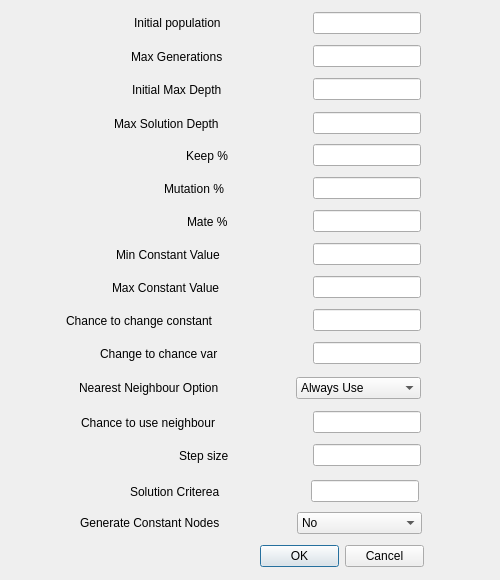
Before: the Qt Designer form viewer/ConfigDialog.ui in miguelmartin75/GP-Symbolic-Regression, drawn with Qt 5.
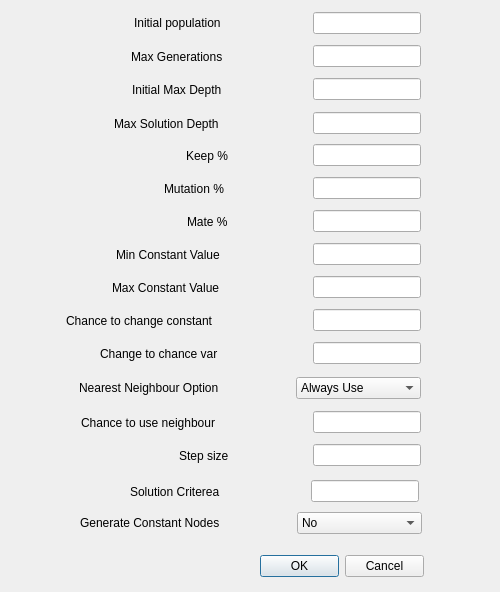
After: the same form once the commit is applied.

Commit message: Fixed bugs in viewer: - Removing points when no points are in the list - Add points button in Generate Point Dialog

```diff
--- a/viewer/ConfigDialog.ui
+++ b/viewer/ConfigDialog.ui
@@ -7,7 +7,7 @@
     <x>0</x>
     <y>0</y>
     <width>500</width>
-    <height>580</height>
+    <height>592</height>
    </rect>
   </property>
   <property name="windowTitle">
@@ -17,7 +17,7 @@
    <property name="geometry">
     <rect>
      <x>260</x>
-     <y>540</y>
+     <y>550</y>
      <width>164</width>
      <height>32</height>
     </rect>
```
Left out of the diff: 2 changed lines with no effect on the pictures. The commit also changes 6 other files.
